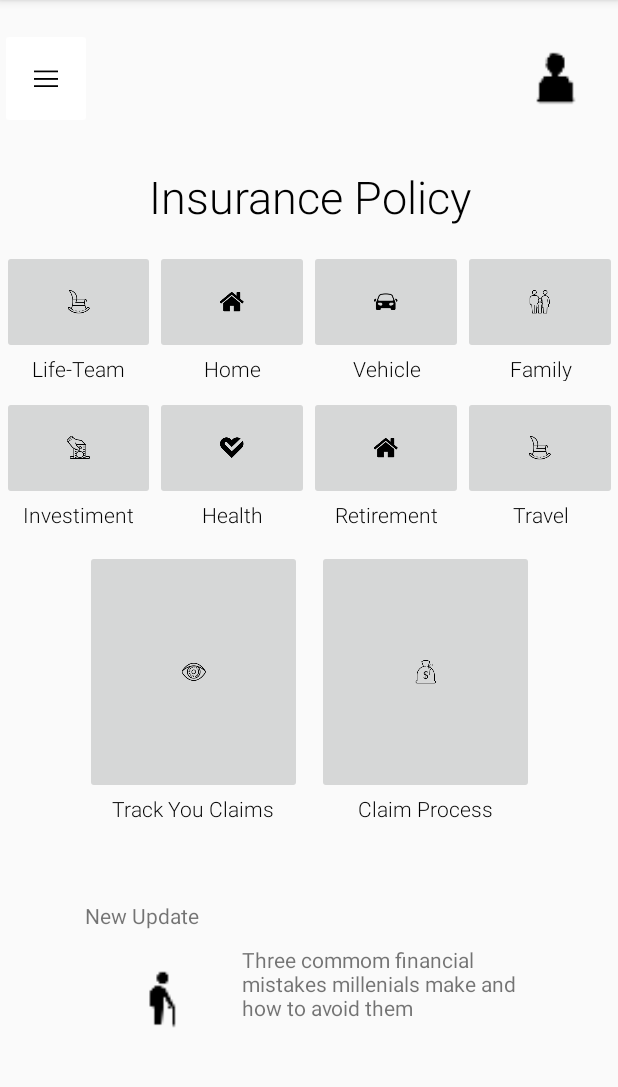
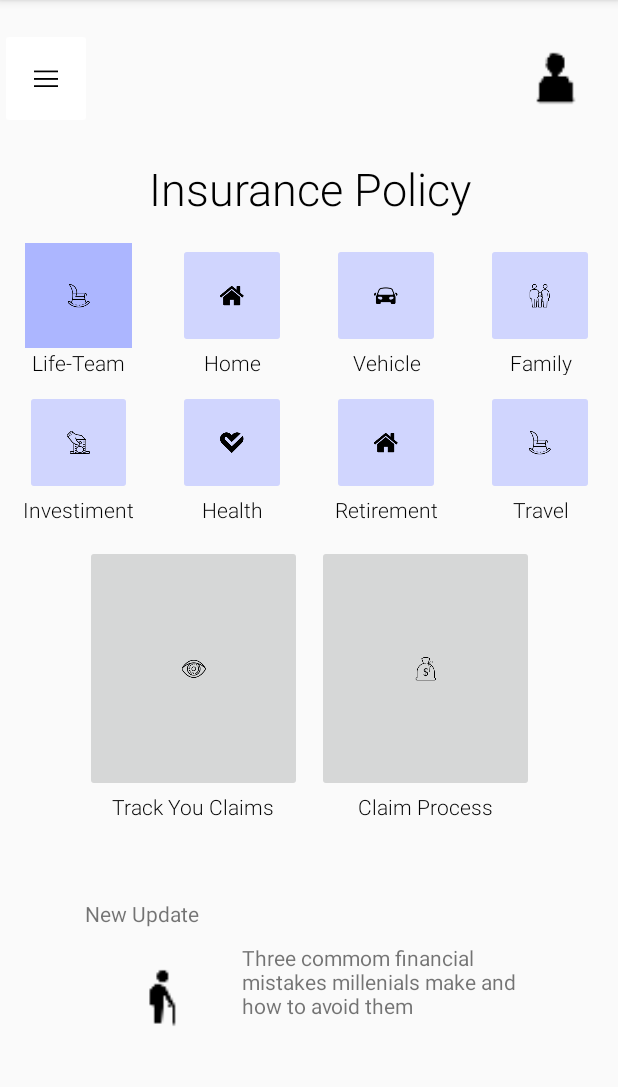
Before and after one commit to DavidBarreiroCabanas/Examen-2020, an Android app: the MainActivity screen opened directly, with no data from a screen before it, on a phone screen of 412 x 824 dp, the part 84-1171 px from its top. Run offline under Robolectric (Android 15) with nearby library versions, the phone set to English and light mode, and no system bars.

Commit message:
ADD: cambio color y forma a los botones

```diff
--- a/app/src/main/res/layout/activity_main.xml
+++ b/app/src/main/res/layout/activity_main.xml
@@ -51,7 +51,7 @@
             style="@style/Titulo"
             android:layout_width="match_parent"
             android:layout_height="0dp"
-            android:layout_marginTop="15dp"
+            android:layout_marginTop="10dp"
             android:layout_weight="8"
             android:text="@string/act_main_titulo" />
 
@@ -74,7 +74,9 @@
                     android:id="@+id/act_main_btn_life_team"
                     android:layout_width="match_parent"
                     android:layout_height="0dp"
+                    android:layout_marginHorizontal="15dp"
                     android:layout_weight="80"
+                    android:background="@color/color3"
                     android:src="@drawable/ic_icons8_rocking_chair_80" />
 
                 <TextView
@@ -97,7 +99,9 @@
                     android:id="@+id/act_main_btn_casa"
                     android:layout_width="match_parent"
                     android:layout_height="0dp"
+                    android:layout_marginHorizontal="15dp"
                     android:layout_weight="80"
+                    android:backgroundTint="@color/color1"
                     android:src="@drawable/ic_casa" />
 
                 <TextView
@@ -120,7 +124,9 @@
                     android:id="@+id/act_main_btn_vehicle"
                     android:layout_width="match_parent"
                     android:layout_height="0dp"
+                    android:layout_marginHorizontal="15dp"
                     android:layout_weight="80"
+                    android:backgroundTint="@color/color1"
                     android:src="@drawable/ic_icons8_car_100" />
 
                 <TextView
@@ -143,7 +149,9 @@
                     android:id="@+id/act_main_btn_family"
                     android:layout_width="match_parent"
                     android:layout_height="0dp"
+                    android:layout_marginHorizontal="15dp"
                     android:layout_weight="80"
+                    android:backgroundTint="@color/color1"
                     android:src="@drawable/ic_icons8_family_100" />
 
                 <TextView
@@ -175,7 +183,9 @@
                     android:id="@+id/act_main_btn_investiment"
                     android:layout_width="match_parent"
                     android:layout_height="0dp"
+                    android:layout_marginHorizontal="15dp"
                     android:layout_weight="80"
+                    android:backgroundTint="@color/color1"
                     android:src="@drawable/ic_icons8_donate_64" />
 
                 <TextView
@@ -198,7 +208,9 @@
                     android:id="@+id/act_main_btn_health"
                     android:layout_width="match_parent"
                     android:layout_height="0dp"
+                    android:layout_marginHorizontal="15dp"
                     android:layout_weight="80"
+                    android:backgroundTint="@color/color1"
                     android:src="@drawable/ic_icons8_heart_health_100" />
 
                 <TextView
@@ -221,7 +233,9 @@
                     android:id="@+id/act_main_btn_travel"
                     android:layout_width="match_parent"
                     android:layout_height="0dp"
+                    android:layout_marginHorizontal="15dp"
                     android:layout_weight="80"
+                    android:backgroundTint="@color/color1"
                     android:src="@drawable/ic_casa" />
 
                 <TextView
@@ -244,7 +258,9 @@
                     android:id="@+id/act_main_btn_retirement"
                     android:layout_width="match_parent"
                     android:layout_height="0dp"
+                    android:layout_marginHorizontal="15dp"
                     android:layout_weight="80"
+                    android:backgroundTint="@color/color1"
                     android:src="@drawable/ic_icons8_rocking_chair_80" />
 
                 <TextView
```
